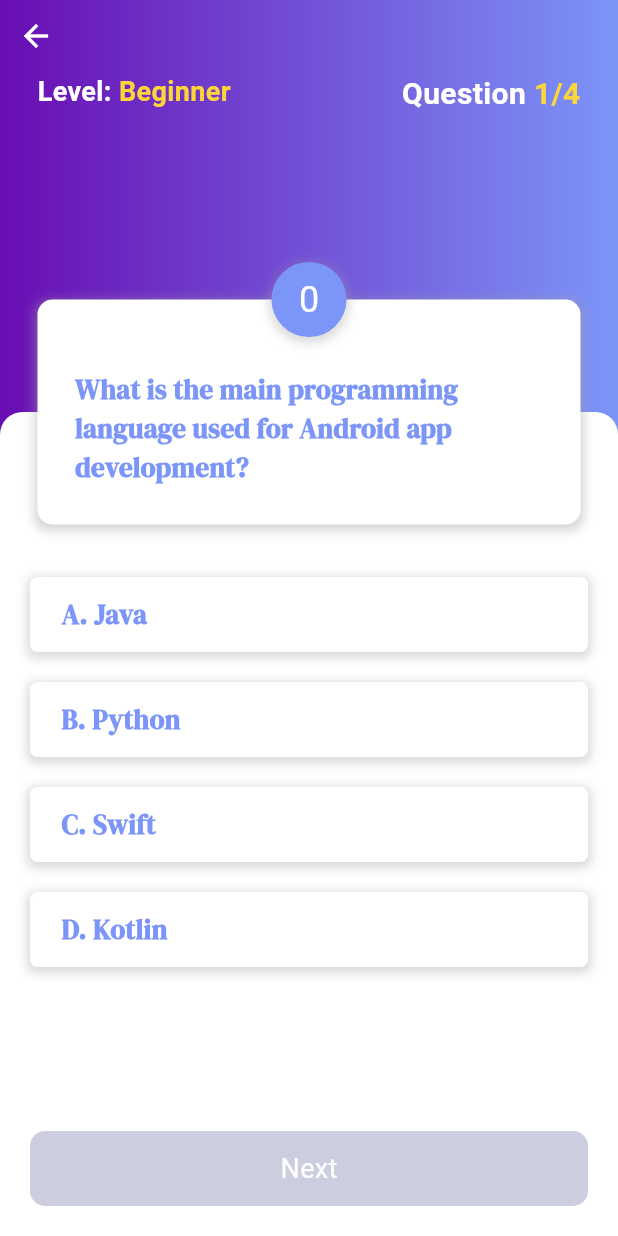
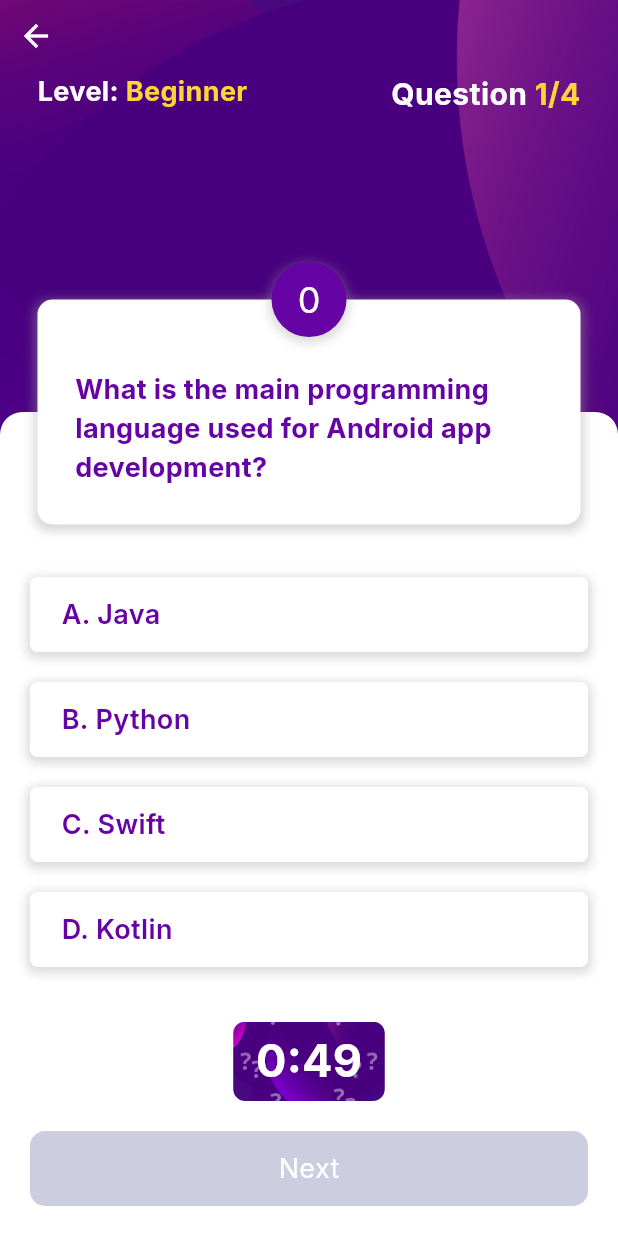
Before and after one commit to nfor2000/flutter_quiz_app, a Flutter app: the LevelPage screen opened directly with empty values, after a tap on "Beginner", on a phone screen of 412 x 824 dp. Run offline on Flutter 3.47's test engine with Material 3 defaults, Android fonts, the phone set to English and light mode, and no system bars; our stand-ins replace google_fonts.

Commit message:
project update: Coundown timer addition

```diff
--- a/lib/components/answer_tile.dart
+++ b/lib/components/answer_tile.dart
@@ -56,7 +56,7 @@ class AnswerTile extends StatelessWidget {
           Expanded(
               child: Text(
             answer,
-            style: GoogleFonts.dmSerifDisplay(
+            style: GoogleFonts.inter(
                 color: mainColor, fontSize: 18, fontWeight: FontWeight.w600),
           )),
           const SizedBox( width: 10,),
@@ -86,7 +86,7 @@ class AnswerTile extends StatelessWidget {
           Expanded(
               child: Text(
             answer,
-            style: GoogleFonts.dmSerifDisplay(
+            style: GoogleFonts.inter(
                 color: mainColor, fontSize: 18, fontWeight: FontWeight.w600),
           )),
 
--- a/lib/components/button.dart
+++ b/lib/components/button.dart
@@ -1,4 +1,5 @@
 import 'package:flutter/material.dart';
+import 'package:google_fonts/google_fonts.dart';
 import 'package:mb_quiz/constants/colors.dart';
 
 class Button extends StatelessWidget {
@@ -19,7 +20,7 @@ class Button extends StatelessWidget {
         shadowColor: Colors.grey,
         child: InkWell(
           onTap: press,
-          child: Center(child: Text(text, style: TextStyle(color: white, fontSize: 18),)),
+          child: Center(child: Text(text, style: GoogleFonts.inter(color: white, fontSize: 18),)),
         ),
       ),
     );
--- /dev/null
+++ b/lib/components/countdown_timer.dart
@@ -0,0 +1,80 @@
+import 'package:flutter/material.dart';
+import 'package:google_fonts/google_fonts.dart';
+import 'dart:async';
+
+import 'package:mb_quiz/constants/colors.dart';
+
+class CountdownTimer extends StatefulWidget {
+  final int duration; // Duration of the timer in seconds
+  final  Function onTimerEnd; // Callback to handle timer end
+
+  const CountdownTimer({
+    super.key,
+    required this.duration,
+    required this.onTimerEnd,
+  });
+
+  @override
+  State<CountdownTimer> createState() => _CountdownTimerState();
+}
+
+class _CountdownTimerState extends State<CountdownTimer> {
+  late int _remainingTime;
+  Timer? _timer;
+
+  @override
+  void initState() {
+    super.initState();
+    _remainingTime = widget.duration;
+    _startTimer();
+  }
+
+  @override
+  void dispose() {
+    _timer?.cancel();
+    super.dispose();
+  }
+
+  void _startTimer() {
+    _timer = Timer.periodic(const Duration(seconds: 1), (timer) {
+      if (_remainingTime == 0) {
+        widget.onTimerEnd();
+        _timer?.cancel();
+      } else {
+        setState(() {
+          _remainingTime--;
+        });
+      }
+    });
+  }
+
+  @override
+  Widget build(BuildContext context) {
+    return Container(
+      padding: const EdgeInsets.symmetric(horizontal: 15, vertical: 5),
+      // height: 60,
+      // width: 60,
+      decoration: BoxDecoration(
+        image: const DecorationImage(
+          image: AssetImage('images/quiz_bg4.png'),
+          fit: BoxFit.cover,
+        ),
+        borderRadius: BorderRadius.circular(8),
+      ),
+      child: Text(
+        _formatTime(_remainingTime),
+        style: GoogleFonts.inter(
+          fontSize: 30,
+          fontWeight: FontWeight.bold,
+          color: white,
+        ),
+      ),
+    );
+  }
+
+  String _formatTime(int seconds) {
+    int minutes = seconds ~/ 60;
+    int remainingSeconds = seconds % 60;
+    return '$minutes:${remainingSeconds.toString().padLeft(2, '0')}';
+  }
+}
--- a/lib/components/level_tile.dart
+++ b/lib/components/level_tile.dart
@@ -1,4 +1,5 @@
 import 'package:flutter/material.dart';
+import 'package:google_fonts/google_fonts.dart';
 
 
 class LevelTile extends StatelessWidget {
@@ -17,7 +18,7 @@ class LevelTile extends StatelessWidget {
       ),
       child: Column(
         children: [
-          Text(level, style: const TextStyle(color: Colors.white, fontSize: 18,),),
+          Text(level, style: GoogleFonts.inter(color: Colors.white, fontSize: 18,),),
           const SizedBox(height: 5,),
           Container(
             padding: const EdgeInsets.all(10),
@@ -36,13 +37,13 @@ class LevelTile extends StatelessWidget {
                   ),
                 ),
                 const SizedBox(width: 10,),
-                const Text.rich(
+                Text.rich(
                   TextSpan(
 
                   children: [
-                    TextSpan(text:"Your highest score is ", style: TextStyle(color: Colors.grey),),
-                    TextSpan(text: "40", style: TextStyle(color: Colors.blue, fontWeight: FontWeight.bold),),
-                    TextSpan(text: " points ", style: TextStyle(color: Colors.grey),),
+                    TextSpan(text:"Your highest score is ", style: GoogleFonts.inter(color: Colors.grey),),
+                    TextSpan(text: "40", style: GoogleFonts.inter(color: Colors.blue, fontWeight: FontWeight.bold),),
+                    TextSpan(text: " points ", style: GoogleFonts.inter(color: Colors.grey),),
                   ],
                   )
                 )
--- a/lib/components/text_tile.dart
+++ b/lib/components/text_tile.dart
@@ -12,7 +12,7 @@ class TextInter extends StatelessWidget {
   Widget build(BuildContext context) {
     return  Text(
       text,
-      style: GoogleFonts.dmSerifDisplay(color: color, fontSize: fontSize, fontWeight: fontWeight),
+      style: GoogleFonts.inter(color: color, fontSize: fontSize, fontWeight: fontWeight),
     );
   }
 }
--- a/lib/constants/colors.dart
+++ b/lib/constants/colors.dart
@@ -3,8 +3,10 @@
 import 'package:flutter/material.dart';
 
 Color white = Colors.white;
-Color mainColor = const Color.fromARGB(255, 124, 149, 249);
+Color mainColor = Color.fromARGB(255, 102, 3, 164);
 Color successColor = const Color.fromARGB(255, 36, 233, 36);
 Color dangerColor = const Color.fromARGB(255, 255, 99, 71);
 Color textColor = const Color.fromARGB(255, 205, 205, 224);
 Color accentColor = const Color.fromARGB(255, 254, 213, 56);
+AssetImage bgImage = const AssetImage('images/quiz_bg2.png');
+ DecorationImage decorationImage = DecorationImage(image: bgImage, fit: BoxFit.cover  );
--- a/lib/pages/level_page.dart
+++ b/lib/pages/level_page.dart
@@ -24,7 +24,9 @@ class LevelPage extends StatelessWidget {
       body: Container(
         width: double.infinity,
         padding: const EdgeInsets.only(top: 25),
-        decoration: BoxDecoration(color: mainColor),
+        decoration: BoxDecoration(
+          image: decorationImage
+        ),
         child: Column(
           mainAxisAlignment: MainAxisAlignment.spaceBetween,
           children: [
@@ -50,7 +52,7 @@ class LevelPage extends StatelessWidget {
             ),
             Text(
               "Select an option below to start the quiz",
-              style: TextStyle(
+              style: GoogleFonts.inter(
                   fontSize: 16, color: accentColor),
             ),
 
--- a/lib/pages/questions_page.dart
+++ b/lib/pages/questions_page.dart
@@ -2,13 +2,14 @@ import 'package:flutter/material.dart';
 import 'package:google_fonts/google_fonts.dart';
 import 'package:mb_quiz/components/answer_tile.dart';
 import 'package:mb_quiz/components/button.dart';
+import 'package:mb_quiz/components/countdown_timer.dart';
 import 'package:mb_quiz/constants/colors.dart';
 import 'package:mb_quiz/models/question.dart';
 import 'package:mb_quiz/models/questions.dart';
 import 'package:mb_quiz/pages/result_page.dart';
 
 class QuestionPage extends StatefulWidget {
-  final String?category;
+  final String? category;
   const QuestionPage({super.key, this.category});
 
   @override
@@ -35,21 +36,20 @@ class _QuestionPageState extends State<QuestionPage> {
   int questionIndex = 0;
   int correct = 0;
   int wrong = 0;
+  int countDownTime = 50;
 
   void pickAnswer(int value) {
     selectedAnswerIndex = value;
     final question = questions[questionIndex];
     if (selectedAnswerIndex == question.correctAnswerIndex) {
-      correct++ ;
-    }else{
+      correct++;
+    } else {
       wrong++;
     }
-    setState(() {
-
-    });
+    setState(() {});
   }
 
-  void goToFinish(){
+  void goToFinish() {
     int newCorrect = correct;
     int newWrong = wrong;
     Navigator.push(
@@ -58,10 +58,7 @@ class _QuestionPageState extends State<QuestionPage> {
             builder: (context) => ResultPage(
                 questionCount: filteredQuestions.length,
                 correct: newCorrect,
-          wrong: newWrong
-          )
-          )
-          );
+                wrong: newWrong)));
     setState(() {
       correct = 0;
       wrong = 0;
@@ -70,19 +67,25 @@ class _QuestionPageState extends State<QuestionPage> {
     });
   }
 
-  void gotToNextQuestion(){
-    if(questionIndex < filteredQuestions.length -1 ){
+  void gotToNextQuestion() {
+    if (questionIndex < filteredQuestions.length - 1) {
       questionIndex++;
       selectedAnswerIndex = null;
+      countDownTime = 50;
     }
-    setState(() {
+    setState(() {});
+  }
 
-    });
+  void onTimerEnd(int? value) {
+    selectedAnswerIndex = value;
+
+    setState(() {});
   }
 
   @override
   Widget build(BuildContext context) {
     final question = filteredQuestions[questionIndex];
+
     bool isLastQuestion = questionIndex == filteredQuestions.length - 1;
     final screen = MediaQuery.of(context).size;
     return Scaffold(
@@ -92,15 +95,18 @@ class _QuestionPageState extends State<QuestionPage> {
             padding: const EdgeInsets.all(0),
             width: screen.width,
             height: screen.height,
-            decoration: const BoxDecoration(
-                gradient: LinearGradient(colors: [
-              Color.fromARGB(255, 105, 13, 179),
-              Color.fromARGB(255, 124, 149, 249)
-            ])),
+            decoration: BoxDecoration(image: decorationImage),
             child: Column(
               crossAxisAlignment: CrossAxisAlignment.start,
               children: [
-                IconButton(onPressed: (){Navigator.pop(context);}, icon: Icon(Icons.arrow_back, color: white,)),
+                IconButton(
+                    onPressed: () {
+                      Navigator.pop(context);
+                    },
+                    icon: Icon(
+                      Icons.arrow_back,
+                      color: white,
+                    )),
                 Padding(
                   padding: const EdgeInsets.symmetric(horizontal: 25),
                   child: Row(
@@ -110,13 +116,13 @@ class _QuestionPageState extends State<QuestionPage> {
                       Text.rich(TextSpan(children: [
                         TextSpan(
                             text: "Level: ",
-                            style: TextStyle(
+                            style: GoogleFonts.inter(
                                 color: white,
                                 fontSize: 18,
                                 fontWeight: FontWeight.bold)),
                         TextSpan(
-                            text:widget.category,
-                            style: TextStyle(
+                            text: widget.category,
+                            style: GoogleFonts.inter(
                                 color: accentColor,
                                 fontSize: 18,
                                 fontWeight: FontWeight.bold))
@@ -124,13 +130,14 @@ class _QuestionPageState extends State<QuestionPage> {
                       Text.rich(TextSpan(children: [
                         TextSpan(
                             text: "Question ",
-                            style: TextStyle(
+                            style: GoogleFonts.inter(
                                 color: white,
                                 fontSize: 20,
                                 fontWeight: FontWeight.bold)),
                         TextSpan(
-                            text: "${questionIndex + 1}/${filteredQuestions.length}",
-                            style: TextStyle(
+                            text:
+                                "${questionIndex + 1}/${filteredQuestions.length}",
+                            style: GoogleFonts.inter(
                                 color: accentColor,
                                 fontSize: 20,
                                 fontWeight: FontWeight.bold))
@@ -182,7 +189,8 @@ class _QuestionPageState extends State<QuestionPage> {
                                 width: 50,
                                 height: 50,
                                 decoration: BoxDecoration(
-                                    color: correct > 0?successColor:mainColor,
+                                    color:
+                                        correct > 0 ? successColor : mainColor,
                                     shape: BoxShape.circle,
                                     boxShadow: const [
                                       BoxShadow(
@@ -196,7 +204,7 @@ class _QuestionPageState extends State<QuestionPage> {
                                   child: Text(
                                     "$correct",
                                     style:
-                                        TextStyle(color: white, fontSize: 24),
+                                        GoogleFonts.inter(color: white, fontSize: 24),
                                   ),
                                 ),
                               )),
@@ -207,7 +215,7 @@ class _QuestionPageState extends State<QuestionPage> {
                                 Text.rich(TextSpan(children: [
                                   TextSpan(
                                     text: question.question,
-                                    style: GoogleFonts.dmSerifDisplay(
+                                    style: GoogleFonts.inter(
                                         color: mainColor,
                                         fontWeight: FontWeight.bold,
                                         fontSize: 18),
@@ -230,7 +238,9 @@ class _QuestionPageState extends State<QuestionPage> {
                                 final options = question.options;
                                 return GestureDetector(
                                     onTap: () {
-                                      selectedAnswerIndex == null ? pickAnswer(index)  :null;
+                                      selectedAnswerIndex == null
+                                          ? pickAnswer(index)
+                                          : null;
                                     },
                                     child: AnswerTile(
                                       answer: options[index],
@@ -242,18 +252,34 @@ class _QuestionPageState extends State<QuestionPage> {
                                     ));
                               }),
                         ),
+                        Center(
+                          child: CountdownTimer(
+                              key: ValueKey(questionIndex),
+                              duration: countDownTime,
+                              onTimerEnd: () {
+                                onTimerEnd(question.correctAnswerIndex);
+                              }),
+                        ),
                         Container(
                             margin: const EdgeInsets.all(20),
-                            child: selectedAnswerIndex != null? Button(
+                            child: selectedAnswerIndex != null
+                                ? Button(
                                     text: "Next",
-                                press: isLastQuestion? goToFinish: gotToNextQuestion, color: Colors.blue,):Button(
+                                    press: isLastQuestion
+                                        ? goToFinish
+                                        : gotToNextQuestion,
+                                    color: Colors.blue,
+                                  )
+                                : Button(
                                     text: "Next",
                                     press: () {
                                       return;
-                                }, color: textColor,) )
+                                    },
+                                    color: textColor,
+                                  )),
                       ],
                     ),
-                  )
+                  ),
                 ],
               ),
             ),
```
Also changed, not shown: lib/pages/home_page.dart (+19 -14 lines), lib/pages/result_page.dart (+15 -11 lines), images/quiz_bg2.png (added), images/quiz_bg4.png (added), 1 other file. Lines whose indentation alone changed are shown as unchanged.
